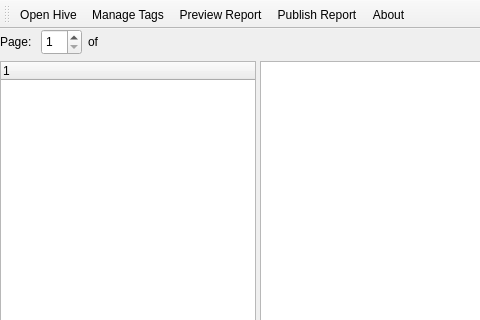
This is wombatsqlite.ui in pjrinaldi/wombatsqlite as Qt 5 draws it before an edit; both pictures show x 0 to 480 and y 0 to 320 of the 1022 by 712 pixel window. The edited form follows.
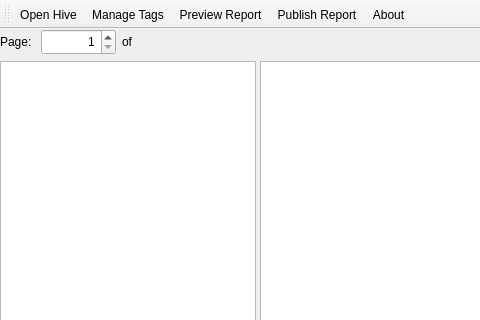
This is the edited form. Icons and pictures are not drawn.

Commit message: working on gui mechanics of selecting things which change other things, storing values to get back where i was, etc.

```diff
--- a/wombatsqlite.ui
+++ b/wombatsqlite.ui
@@ -66,12 +66,27 @@
       </item>
       <item>
        <widget class="QSpinBox" name="pagespinbox">
+        <property name="minimumSize">
+         <size>
+          <width>75</width>
+          <height>0</height>
+         </size>
+        </property>
         <property name="maximumSize">
          <size>
           <width>16777215</width>
           <height>26</height>
          </size>
         </property>
+        <property name="alignment">
+         <set>Qt::AlignRight|Qt::AlignTrailing|Qt::AlignVCenter</set>
+        </property>
+        <property name="suffix">
+         <string/>
+        </property>
+        <property name="prefix">
+         <string/>
+        </property>
         <property name="minimum">
          <number>1</number>
         </property>
@@ -116,7 +131,7 @@
       <property name="orientation">
        <enum>Qt::Horizontal</enum>
       </property>
-      <widget class="QTreeWidget" name="treewidget">
+      <widget class="QListWidget" name="treewidget">
        <property name="showDropIndicator" stdset="0">
         <bool>false</bool>
        </property>
@@ -126,14 +141,9 @@
        <property name="selectionBehavior">
         <enum>QAbstractItemView::SelectRows</enum>
        </property>
-       <attribute name="headerVisible">
+       <property name="uniformItemSizes">
         <bool>true</bool>
-       </attribute>
-       <column>
-        <property name="text">
-         <string notr="true">1</string>
-        </property>
-       </column>
+       </property>
       </widget>
       <widget class="QSplitter" name="splitter">
        <property name="sizePolicy">
```
The commit also changes 3 other files.
